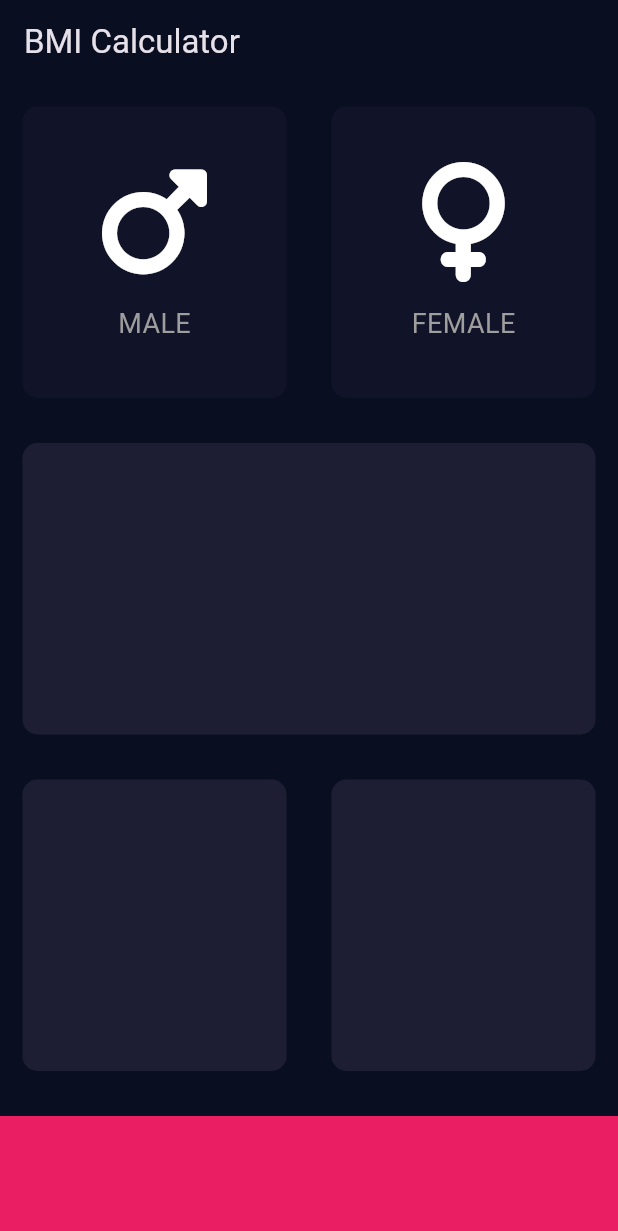
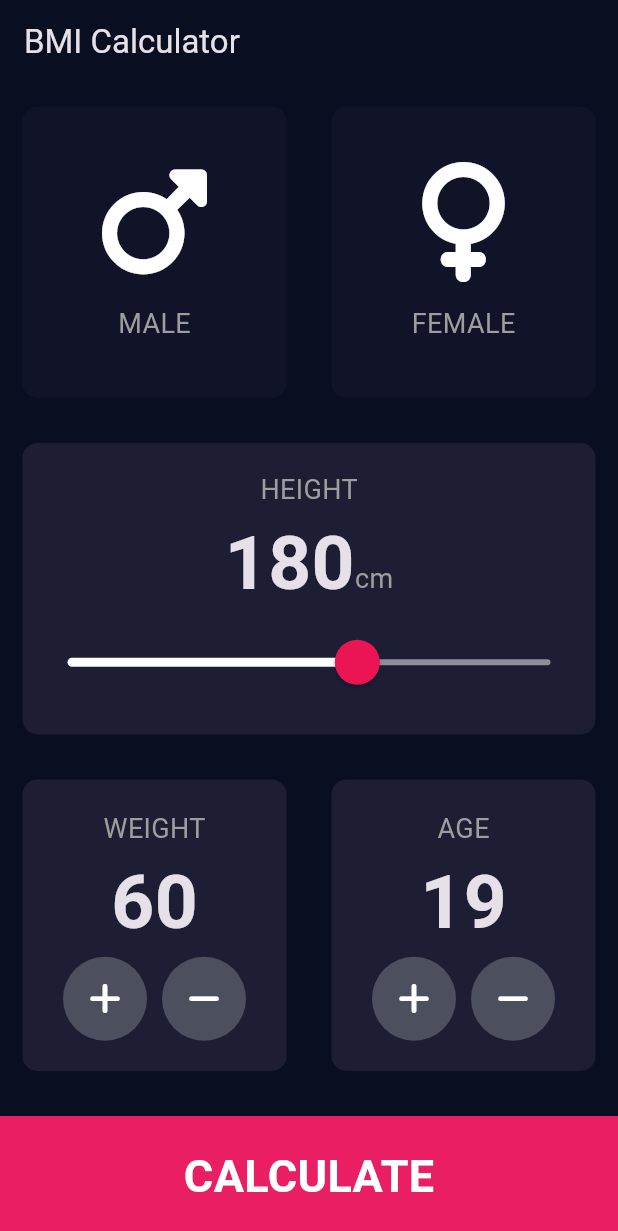
Before and after one commit to Mohalimmed/BMI-Calculator, a Flutter app: the screen it shows after launch, on a phone screen of 412 x 824 dp. Shown: the top 1231 px of the screen. Run offline on Flutter 3.47's test engine with Material 3 defaults, Android fonts, the phone set to English and light mode, and no system bars; our stand-ins replace font_awesome_flutter.

Commit message:
finishing the app in design and functionality too

```diff
--- /dev/null
+++ b/lib/calculator_brain.dart
@@ -0,0 +1,33 @@
+import 'dart:math';
+
+class CalculatorBrain{
+  final int height;
+  final int weight;
+
+  double? _bmi;
+  CalculatorBrain({required this.height, required this.weight});
+
+  String bmiCalculator (){
+
+    _bmi = weight / pow(height/100, 2) ;
+    return _bmi!.toStringAsFixed(1);
+  }
+
+  String getBmiResult(){
+    if(_bmi! >= 25){
+      return 'OverWeight';
+    } else if(_bmi! > 18.5){
+      return 'Normal';
+    } else{
+      return 'UnderWeight';
+    }
+  }  String getBmiInterpretation(){
+    if(_bmi! >= 25){
+      return 'You have a higher than a normal body. Try to Exercise more';
+    } else if(_bmi! > 18.5){
+      return 'You have a normal body weight. Good Job!';
+    } else{
+      return 'You have a lower than a normal body weight. You can eat a bit more.';
+    }
+  }
+}
--- a/lib/main.dart
+++ b/lib/main.dart
@@ -1,4 +1,4 @@
-import 'package:bmi_calculator/my_home_page.dart';
+import 'package:bmi_calculator/screens/my_home_page.dart';
 import 'package:flutter/material.dart';
 
 void main() {
--- a/lib/my_home_page.dart
+++ /dev/null
@@ -1,103 +0,0 @@
-import 'package:bmi_calculator/widgets/cusotm_icon.dart';
-import 'package:flutter/material.dart';
-import 'package:font_awesome_flutter/font_awesome_flutter.dart';
-
-import 'widgets/reusable_container.dart';
-
-const activeCardColor = Color(0xFF1D1E33);
-const inactiveCardColor = Color(0xFF111328);
-enum Gender {
-  male,
-  female
-}
-
-class MyHomePage extends StatefulWidget {
-  const MyHomePage({super.key});
-
-  @override
-  State<MyHomePage> createState() => _MyHomePageState();
-}
-
-class _MyHomePageState extends State<MyHomePage> {
-
-  Gender? selectedGender;
-
-  @override
-  Widget build(BuildContext context) {
-    return Scaffold(
-      appBar: AppBar(
-        title: Text('BMI Calculator'),
-      ),
-      body: Column(
-        children: [
-          Expanded(
-            child: Row(
-              children: [
-                Expanded(
-                  child: GestureDetector(
-                    onTap: (){
-                      setState(() {
-                     selectedGender = Gender.male;
-                      });
-                    },
-                    child: reusableContainer(
-                      color: selectedGender == Gender.male ? activeCardColor : inactiveCardColor,
-                      child: ReusableCustomIconWidget(
-                        icon: FontAwesomeIcons.mars,
-                        text: 'MALE',
-                      ),
-                    ),
-                  ),
-                ),
-                Expanded(
-                  child: GestureDetector(
-                    onTap: (){
-                      setState(() {
-                        // updateSelectedColor(Gender.female);
-                        selectedGender = Gender.female;
-                      });
-                    },
-                    child: reusableContainer(
-                      color: selectedGender == Gender.female ? activeCardColor : inactiveCardColor,
-                      child: ReusableCustomIconWidget(
-                        icon: FontAwesomeIcons.venus,
-                        text: 'FEMALE',
-                      ),
-                    ),
-                  ),
-                ),
-              ],
-            ),
-          ),
-          Expanded(
-            child: reusableContainer(
-              color: Color(0xFF1D1E33),
-            ),
-          ),
-          Expanded(
-            child: Row(
-              children: [
-                Expanded(
-                  child: reusableContainer(
-                    color: Color(0xFF1D1E33),
-                  ),
-                ),
-                Expanded(
-                  child: reusableContainer(
-                    color: Color(0xFF1D1E33),
-                  ),
-                ),
-              ],
-            ),
-          ),
-          Container(
-            color: Colors.pink,
-            width: double.infinity,
-            margin: EdgeInsets.only(top: 15.0),
-            height: 80,
-          )
-        ],
-      ),
-    );
-  }
-}
--- /dev/null
+++ b/lib/screens/my_home_page.dart
@@ -0,0 +1,219 @@
+import 'package:bmi_calculator/calculator_brain.dart';
+import 'package:bmi_calculator/screens/reusalt_page.dart';
+import 'package:bmi_calculator/widgets/caluculate_bottom_button.dart';
+import 'package:bmi_calculator/widgets/constants.dart';
+import 'package:bmi_calculator/widgets/cusotm_icon.dart';
+import 'package:bmi_calculator/widgets/custom_round_button.dart';
+import 'package:flutter/material.dart';
+import 'package:font_awesome_flutter/font_awesome_flutter.dart';
+
+import '../widgets/reusable_container.dart';
+
+class MyHomePage extends StatefulWidget {
+  const MyHomePage({super.key});
+
+  @override
+  State<MyHomePage> createState() => _MyHomePageState();
+}
+
+class _MyHomePageState extends State<MyHomePage> {
+  Gender? selectedGender;
+  int height = 180;
+  int weight = 60;
+  int age = 19;
+
+  @override
+  Widget build(BuildContext context) {
+    return Scaffold(
+      appBar: AppBar(
+        title: Text('BMI Calculator'),
+      ),
+      body: Column(
+        crossAxisAlignment: CrossAxisAlignment.stretch,
+        children: [
+          Expanded(
+            child: Row(
+              children: [
+                Expanded(
+                  child: ReusableContainer(
+                    onPress: () {
+                      setState(() {
+                        selectedGender = Gender.male;
+                      });
+                    },
+                    color: selectedGender == Gender.male
+                        ? kActiveCardColor
+                        : kInactiveCardColor,
+                    child: ReusableCustomIconWidget(
+                      icon: FontAwesomeIcons.mars,
+                      text: 'MALE',
+                    ),
+                  ),
+                ),
+                Expanded(
+                  child: ReusableContainer(
+                    onPress: () {
+                      setState(() {
+                        selectedGender = Gender.female;
+                      });
+                    },
+                    color: selectedGender == Gender.female
+                        ? kActiveCardColor
+                        : kInactiveCardColor,
+                    child: ReusableCustomIconWidget(
+                      icon: FontAwesomeIcons.venus,
+                      text: 'FEMALE',
+                    ),
+                  ),
+                ),
+              ],
+            ),
+          ),
+          Expanded(
+            child: ReusableContainer(
+              color: Color(0xFF1D1E33),
+              child: Column(
+                mainAxisAlignment: MainAxisAlignment.center,
+                children: [
+                  Text(
+                    'HEIGHT',
+                    style: kTextStyling,
+                  ),
+                  Row(
+                    mainAxisAlignment: MainAxisAlignment.center,
+                    crossAxisAlignment: CrossAxisAlignment.baseline,
+                    textBaseline: TextBaseline.alphabetic,
+                    children: [
+                      Text(height.toString(), style: kLargeTextStyling),
+                      Text(
+                        'cm',
+                        style: kTextStyling,
+                      )
+                    ],
+                  ),
+                  SliderTheme(
+                    data: SliderThemeData(
+                        activeTrackColor: Colors.white,
+                        thumbColor: Color(0xFFEB1555),
+                        overlayColor: Color(0x29EB1555),
+                        thumbShape:
+                            RoundSliderThumbShape(enabledThumbRadius: 15.0),
+                        overlayShape:
+                            RoundSliderOverlayShape(overlayRadius: 30.0)),
+                    child: Slider(
+                      value: height.toDouble(),
+                      onChanged: (double newValue) {
+                        setState(() {
+                          height = newValue.round();
+                        });
+                      },
+                      min: 120.0,
+                      max: 220,
+                      inactiveColor: Color(0xFF8D8E98),
+                    ),
+                  ),
+                ],
+              ),
+            ),
+          ),
+          Expanded(
+            child: Row(
+              children: [
+                Expanded(
+                  child: ReusableContainer(
+                    color: Color(0xFF1D1E33),
+                    child: Column(
+                      mainAxisAlignment: MainAxisAlignment.center,
+                      children: [
+                        Text(
+                          'WEIGHT',
+                          style: kTextStyling,
+                        ),
+                        Text(
+                          weight.toString(),
+                          style: kLargeTextStyling,
+                        ),
+                        Row(
+                          mainAxisAlignment: MainAxisAlignment.center,
+                          children: [
+                            CustomRoundButton(
+                              icon: FontAwesomeIcons.plus,
+                              onPress: () {
+                                setState(() {
+                                  weight++;
+                                });
+                              },
+                            ),
+                            SizedBox(width: 10,),
+                            CustomRoundButton(
+                              icon: FontAwesomeIcons.minus,
+                              onPress: () {
+                                setState(() {
+                                  weight--;
+                                });
+                              },
+                            ),
+                          ],
+                        )
+                      ],
+                    ),
+                  ),
+                ),
+                Expanded(
+                  child: ReusableContainer(
+                    color: Color(0xFF1D1E33),
+                    child: Column(
+                      mainAxisAlignment: MainAxisAlignment.center,
+                      children: [
+                        Text(
+                          'AGE',
+                          style: kTextStyling,
+                        ),
+                        Text(
+                          age.toString(),
+                          style: kLargeTextStyling,
+                        ),
+                        Row(
+                          mainAxisAlignment: MainAxisAlignment.center,
+                          children: [
+                            CustomRoundButton(
+                              icon: FontAwesomeIcons.plus,
+                              onPress: () {
+                                setState(() {
+                                  age++;
+                                });
+                              },
+                            ),
+                            SizedBox(width: 10,),
+                            CustomRoundButton(
+                              icon: FontAwesomeIcons.minus,
+                              onPress: () {
+                                setState(() {
+                                  age--;
+                                });
+                              },
+                            ),
+                          ],
+                        )
+                      ],
+                    ),
+                  ),
+                ),
+              ],
+            ),
+          ),
+          CalculateBottom(text: 'CALCULATE', onTap: (){
+
+            CalculatorBrain Calc = CalculatorBrain(height: height, weight: weight);
+
+            Navigator.push(context, MaterialPageRoute(builder: (context) => ResultPage(
+              bmiResult: Calc.bmiCalculator(),
+              bmiResultText: Calc.getBmiResult(),
+              bmiResultInterpretation: Calc.getBmiInterpretation(),
+            ),));
+          })
+        ],
+      ),
+    );
+  }
+}
--- /dev/null
+++ b/lib/widgets/caluculate_bottom_button.dart
@@ -0,0 +1,31 @@
+import 'package:flutter/material.dart';
+
+class CalculateBottom extends StatelessWidget {
+  const CalculateBottom({super.key, required this.text, required this.onTap});
+
+final String text;
+final Function() onTap;
+
+  @override
+  Widget build(BuildContext context) {
+    return GestureDetector(
+      onTap: onTap,
+      child: Container(
+        color: Colors.pink,
+        width: double.infinity,
+        margin: EdgeInsets.only(top: 15.0),
+        height: 80,
+        child: Center(
+          child: Text(
+            text,
+            style: TextStyle(
+              color: Colors.white,
+              fontWeight: FontWeight.bold,
+              fontSize: 30.0,
+            ),
+          ),
+        ),
+      ),
+    );
+  }
+}
--- /dev/null
+++ b/lib/widgets/constants.dart
@@ -0,0 +1,12 @@
+import 'package:flutter/material.dart';
+
+const kTextStyling = TextStyle(
+    color: Colors.grey,
+    fontSize: 18.0
+);const kLargeTextStyling = TextStyle(fontSize: 50.0,fontWeight: FontWeight.bold);
+const kActiveCardColor = Color(0xFF1D1E33);
+const kInactiveCardColor = Color(0xFF111328);
+enum Gender {
+  male,
+  female
+}
--- a/lib/widgets/cusotm_icon.dart
+++ b/lib/widgets/cusotm_icon.dart
@@ -1,4 +1,6 @@
 import 'package:flutter/material.dart';
+
+import 'constants.dart';
 
 class ReusableCustomIconWidget extends StatelessWidget {
   const ReusableCustomIconWidget({
@@ -17,10 +19,7 @@ class ReusableCustomIconWidget extends StatelessWidget {
         ),
         SizedBox(height: 15.0,),
         Text( text,
-          style: TextStyle(
-              color: Colors.grey,
-              fontSize: 18.0
-          ),
+          style: kTextStyling,
         )
       ],
     );
--- /dev/null
+++ b/lib/widgets/custom_round_button.dart
@@ -0,0 +1,20 @@
+import 'package:flutter/material.dart';
+
+class CustomRoundButton extends StatelessWidget {
+  const CustomRoundButton({super.key, this.icon, this.onPress});
+
+  final IconData? icon;
+  final Function()? onPress;
+
+  @override
+  Widget build(BuildContext context) {
+    return RawMaterialButton(
+      constraints: BoxConstraints.tightFor(width: 56, height: 56),
+      elevation: 0.0,
+      fillColor: Color(0xFF4C4F5E),
+      shape: CircleBorder(),
+      onPressed: onPress,
+      child: Icon(icon),
+    );
+  }
+}
--- a/lib/widgets/reusable_container.dart
+++ b/lib/widgets/reusable_container.dart
@@ -1,21 +1,25 @@
 import 'package:flutter/material.dart';
 
-class reusableContainer extends StatelessWidget {
+class ReusableContainer extends StatelessWidget {
 
   final Color? color;
   final Widget? child;
-  const reusableContainer({super.key,
-    this.color,  this.child,
+  final Function()? onPress;
+  const ReusableContainer({super.key,
+    this.color,  this.child,  this.onPress,
   });
   @override
   Widget build(BuildContext context) {
-    return Container(
-      margin: EdgeInsets.all(15),
-      decoration: BoxDecoration(
-          borderRadius: BorderRadius.circular(10),
-          color: color
+    return GestureDetector(
+      onTap: onPress,
+      child: Container(
+        margin: EdgeInsets.all(15),
+        decoration: BoxDecoration(
+            borderRadius: BorderRadius.circular(10),
+            color: color
+        ),
+        child: child,
       ),
-      child: child,
     );
   }
 }
```
Also changed, not shown: lib/screens/reusalt_page.dart (added, +80 -0 lines).
